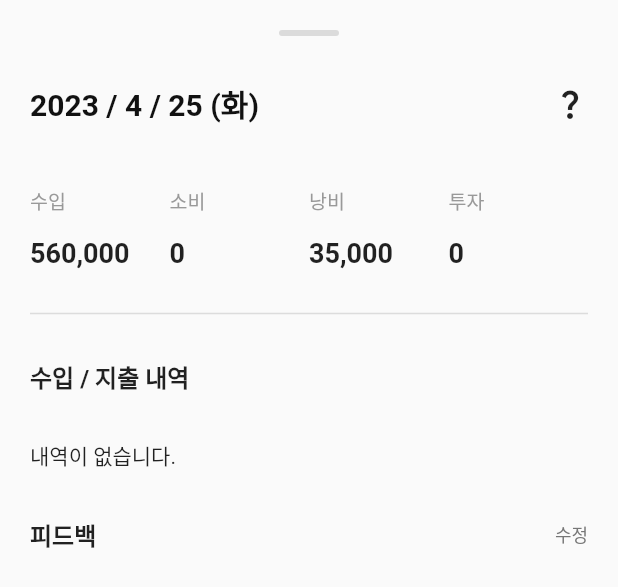
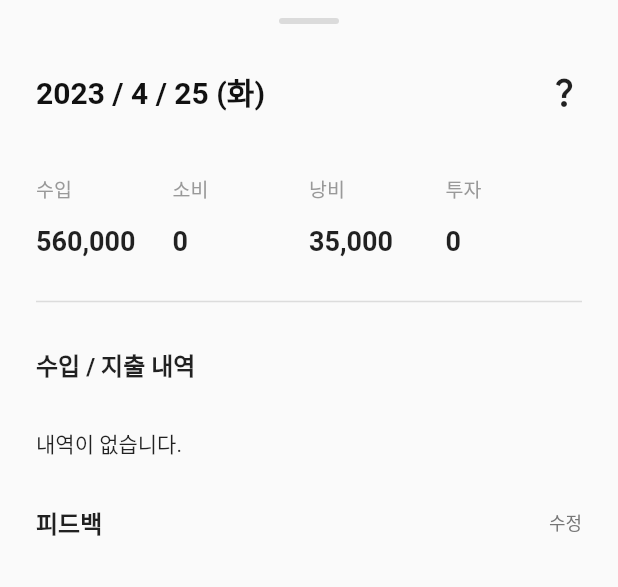
Before and after one commit to Froot-Account-Book/Froot-App-Flutter, a Flutter app: the DayContentsSheet widget shown alone on an empty page, opened directly with empty values, on a phone screen of 412 x 824 dp. Shown: the top 587 px of the screen. Run offline on Flutter 3.47's test engine with Material 2 defaults, Android fonts, the phone set to English and light mode, and no system bars; our stand-ins replace get, introduction_screen, percent_indicator, table_calendar; Roboto replaces fonts that are missing (Pretendard).

Commit message:
gt브렌치 확인 전 커밋

```diff
--- a/lib/calendar_page/day_contents_sheet/day_contents_sheet.dart
+++ b/lib/calendar_page/day_contents_sheet/day_contents_sheet.dart
@@ -31,7 +31,7 @@ class DayContentsSheet extends StatelessWidget {
       builder: (context, scrollController) => SingleChildScrollView(
         controller: scrollController,
         child: Padding(
-          padding: const EdgeInsets.all(20),
+          padding: const EdgeInsets.symmetric(horizontal: 24, vertical: 12),
           child: Column(
             crossAxisAlignment: CrossAxisAlignment.start,
             children: [
@@ -64,7 +64,7 @@ class DayContentsSheet extends StatelessWidget {
                 height: 40,
               ),
               Row(
-                mainAxisAlignment: MainAxisAlignment.spaceAround,
+                mainAxisAlignment: MainAxisAlignment.spaceBetween,
                 children: [
                   Expanded(child: Text("수입", style: defaultTxtStyle)),
                   Expanded(child: Text("소비", style: defaultTxtStyle)),
@@ -76,7 +76,7 @@ class DayContentsSheet extends StatelessWidget {
                 height: 15,
               ),
               Row(
-                mainAxisAlignment: MainAxisAlignment.spaceAround,
+                mainAxisAlignment: MainAxisAlignment.spaceBetween,
                 children: [
                   Expanded(
                       child: Text(f.format(dayContentsData.income ?? 0),
```
